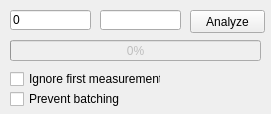
Before: the Qt Designer form player2d/calltiminganalysis.ui in gw280/moz2d, drawn with Qt 5.
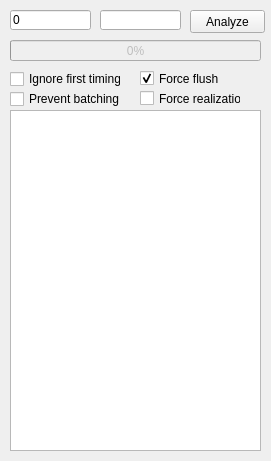
After: the same form once the commit is applied.

Commit message: Add more possibilities to event timing code.

What changed in the file:
```diff
--- a/player2d/calltiminganalysis.ui
+++ b/player2d/calltiminganalysis.ui
@@ -7,7 +7,7 @@
     <x>0</x>
     <y>0</y>
     <width>271</width>
-    <height>114</height>
+    <height>461</height>
    </rect>
   </property>
   <property name="windowTitle">
@@ -71,7 +71,7 @@
      <rect>
       <x>10</x>
       <y>70</y>
-      <width>151</width>
+      <width>111</width>
       <height>18</height>
      </rect>
     </property>
@@ -83,7 +83,7 @@
 &lt;p style=&quot; margin-top:0px; margin-bottom:0px; margin-left:0px; margin-right:0px; -qt-block-indent:0; text-indent:0px;&quot;&gt;&lt;span style=&quot; font-size:8pt;&quot;&gt;This will cause the first measurement to be ignored. This may be useful if calls are expected to create a cached version of something and the efficiency of that cache wants to be factored in.&lt;/span&gt;&lt;/p&gt;&lt;/body&gt;&lt;/html&gt;</string>
     </property>
     <property name="text">
-     <string>Ignore first measurement</string>
+     <string>Ignore first timing</string>
     </property>
    </widget>
    <widget class="QCheckBox" name="preventBatching">
@@ -102,6 +102,45 @@
      <string>Prevent batching</string>
     </property>
    </widget>
+   <widget class="QPlainTextEdit" name="resultBox">
+    <property name="geometry">
+     <rect>
+      <x>10</x>
+      <y>110</y>
+      <width>251</width>
+      <height>341</height>
+     </rect>
+    </property>
+   </widget>
+   <widget class="QCheckBox" name="forceFlush">
+    <property name="geometry">
+     <rect>
+      <x>140</x>
+      <y>70</y>
+      <width>91</width>
+      <height>17</height>
+     </rect>
+    </property>
+    <property name="text">
+     <string>Force flush</string>
+    </property>
+    <property name="checked">
+     <bool>true</bool>
+    </property>
+   </widget>
+   <widget class="QCheckBox" name="forceRealization">
+    <property name="geometry">
+     <rect>
+      <x>140</x>
+      <y>90</y>
+      <width>101</width>
+      <height>17</height>
+     </rect>
+    </property>
+    <property name="text">
+     <string>Force realization</string>
+    </property>
+   </widget>
   </widget>
  </widget>
  <resources/>
```
The commit also changes 6 other files.
